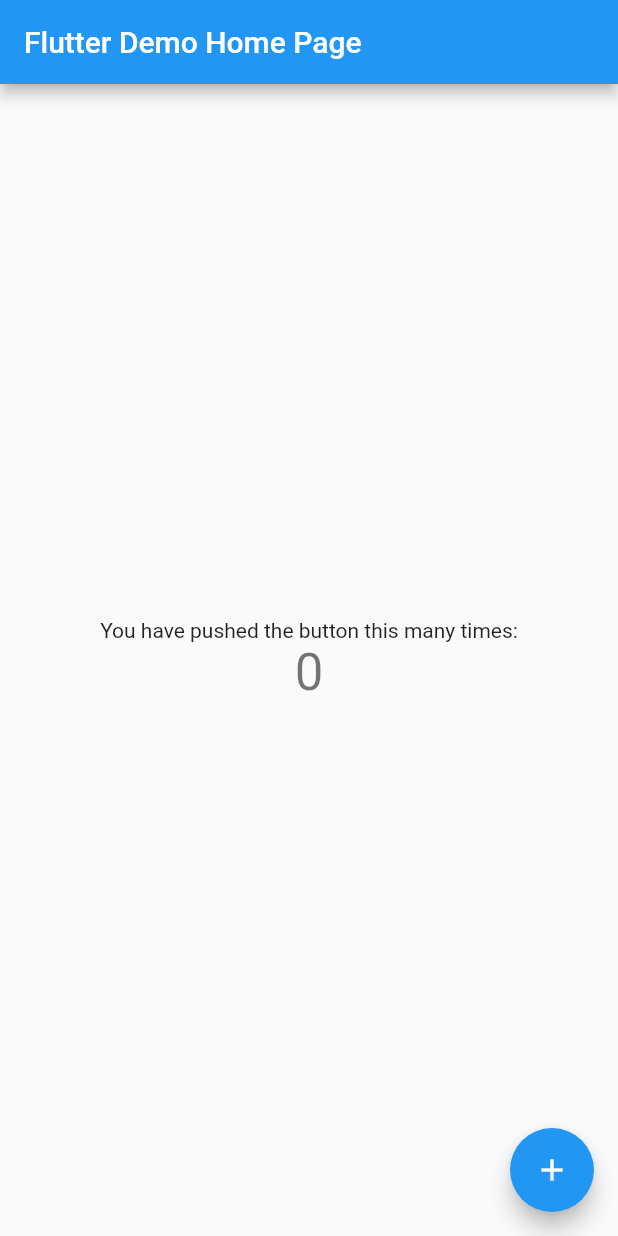
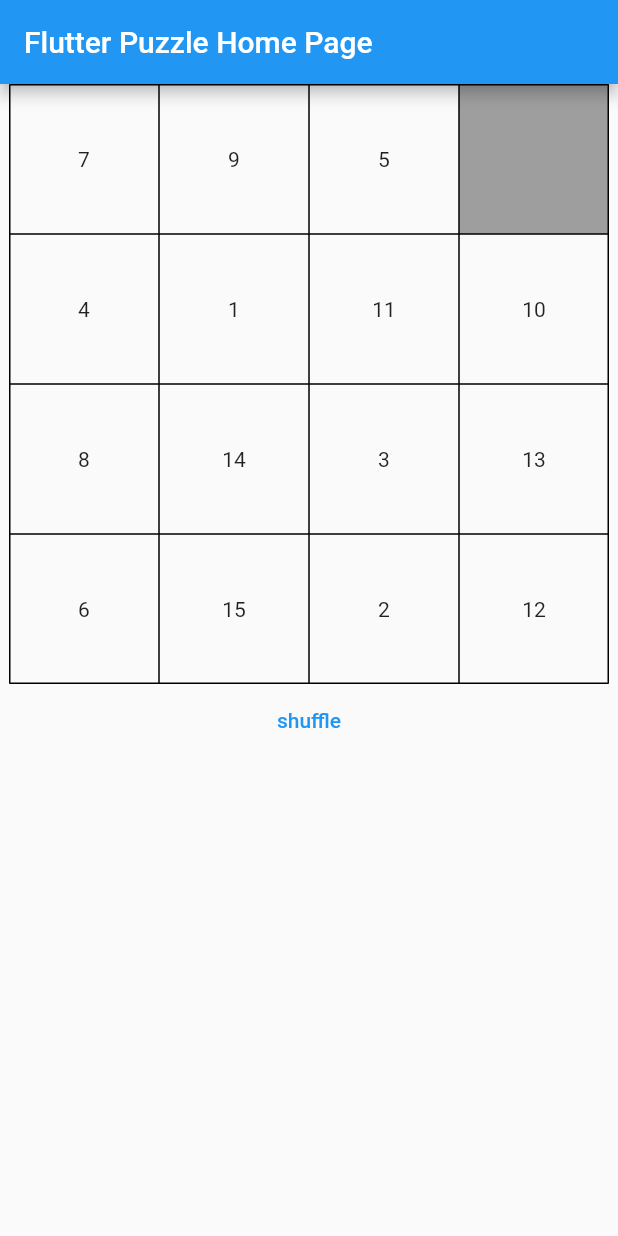
Before and after one commit to ecoto-freelancedev/flutter_puzzle, a Flutter app: the screen it shows after launch, on a phone screen of 412 x 824 dp. Run offline on Flutter 3.47's test engine with Material 2 defaults, Android fonts, the phone set to English and light mode, and no system bars.

Commit message:
puzzle board added

```diff
--- /dev/null
+++ b/lib/home_page.dart
@@ -0,0 +1,158 @@
+import 'dart:math';
+
+import 'package:flutter/material.dart';
+
+class FlutterPuzzleHomePage extends StatefulWidget {
+  const FlutterPuzzleHomePage({Key? key, required this.title})
+      : super(key: key);
+
+  final String title;
+
+  @override
+  State<FlutterPuzzleHomePage> createState() => _FlutterPuzzleHomePageState();
+}
+
+class _FlutterPuzzleHomePageState extends State<FlutterPuzzleHomePage> {
+  String acceptedData = '';
+  List<String> imgList = [
+    '',
+    '1',
+    '2',
+    '3',
+    '4',
+    '5',
+    '6',
+    '7',
+    '8',
+    '9',
+    '10',
+    '11',
+    '12',
+    '13',
+    '14',
+    '15',
+  ];
+
+  @override
+  void initState() {
+    shuffleList();
+    super.initState();
+  }
+
+  void shuffleList() {
+    //shuffles the elements of list randomly
+    setState(() {
+      imgList.shuffle();
+    });
+  }
+
+  String shuffleImage(int index) {
+    //TODO: DESCARGAR IMAGEN Y CORTARLA COMO ROMPECABEZAS
+    //TODO: AGREGAR IMAGENES AL PROYECTO
+    //TODO: CREAR LISTA CON IMAGENES ASSETS
+
+    //TODO: RETORNAR IMAGEN DE LISTA
+    return imgList.elementAt(index);
+  }
+
+  @override
+  Widget build(BuildContext context) {
+    return Scaffold(
+      appBar: AppBar(
+        title: Text(widget.title),
+      ),
+      body: Column(
+        children: [
+          board(),
+          TextButton(
+            onPressed: shuffleList,
+            child: const Text('shuffle'),
+          )
+        ],
+      ),
+    );
+  }
+
+  Widget board() {
+    return Center(
+      child: SizedBox(
+        height: 400,
+        width: 400,
+        child: Table(
+          border: TableBorder.all(),
+          children: [
+            TableRow(
+              children: [
+                piece(0),
+                piece(1),
+                piece(2),
+                piece(3),
+              ],
+            ),
+            TableRow(
+              children: [
+                piece(4),
+                piece(5),
+                piece(6),
+                piece(7),
+              ],
+            ),
+            TableRow(
+              children: [
+                piece(8),
+                piece(9),
+                piece(10),
+                piece(11),
+              ],
+            ),
+            TableRow(
+              children: [
+                piece(12),
+                piece(13),
+                piece(14),
+                piece(15),
+              ],
+            ),
+          ],
+        ),
+      ),
+    );
+  }
+
+  Widget piece(int imageIndex) {
+    if (shuffleImage(imageIndex) == '') {
+      return DragTarget(
+        builder: (BuildContext context, List<Object?> candidateData,
+            List<dynamic> rejectedData) {
+          return Container(
+            height: 100,
+            width: 100,
+            color: Colors.grey,
+            child: Text(acceptedData),
+          );
+        },
+        onAccept: (String data) {
+          setState(() {
+            acceptedData = data;
+          });
+        },
+      );
+    } else {
+      return Draggable(
+        data: shuffleImage(imageIndex),
+        child: Container(
+          height: 100,
+          width: 100,
+          alignment: Alignment.center,
+          child: Text(shuffleImage(imageIndex)),
+        ),
+        feedback: Container(
+          height: 100,
+          width: 100,
+          alignment: Alignment.center,
+          child: Text(shuffleImage(imageIndex)),
+        ),
+      );
+    }
+  }
+}
--- a/lib/main.dart
+++ b/lib/main.dart
@@ -1,4 +1,5 @@
 import 'package:flutter/material.dart';
+import 'package:flutter_puzzle/home_page.dart';
 
 void main() {
   runApp(const MyApp());
@@ -7,109 +8,14 @@ void main() {
 class MyApp extends StatelessWidget {
   const MyApp({Key? key}) : super(key: key);
 
-  // This widget is the root of your application.
   @override
   Widget build(BuildContext context) {
     return MaterialApp(
-      title: 'Flutter Demo',
+      title: 'Flutter Puzzle',
       theme: ThemeData(
-        // This is the theme of your application.
-        //
-        // Try running your application with "flutter run". You'll see the
-        // application has a blue toolbar. Then, without quitting the app, try
-        // changing the primarySwatch below to Colors.green and then invoke
-        // "hot reload" (press "r" in the console where you ran "flutter run",
-        // or simply save your changes to "hot reload" in a Flutter IDE).
-        // Notice that the counter didn't reset back to zero; the application
-        // is not restarted.
         primarySwatch: Colors.blue,
       ),
-      home: const MyHomePage(title: 'Flutter Demo Home Page'),
+      home: const FlutterPuzzleHomePage(title: 'Flutter Puzzle Home Page'),
     );
   }
 }
-
-class MyHomePage extends StatefulWidget {
-  const MyHomePage({Key? key, required this.title}) : super(key: key);
-
-  // This widget is the home page of your application. It is stateful, meaning
-  // that it has a State object (defined below) that contains fields that affect
-  // how it looks.
-
-  // This class is the configuration for the state. It holds the values (in this
-  // case the title) provided by the parent (in this case the App widget) and
-  // used by the build method of the State. Fields in a Widget subclass are
-  // always marked "final".
-
-  final String title;
-
-  @override
-  State<MyHomePage> createState() => _MyHomePageState();
-}
-
-class _MyHomePageState extends State<MyHomePage> {
-  int _counter = 0;
-
-  void _incrementCounter() {
-    setState(() {
-      // This call to setState tells the Flutter framework that something has
-      // changed in this State, which causes it to rerun the build method below
-      // so that the display can reflect the updated values. If we changed
-      // _counter without calling setState(), then the build method would not be
-      // called again, and so nothing would appear to happen.
-      _counter++;
-    });
-  }
-
-  @override
-  Widget build(BuildContext context) {
-    // This method is rerun every time setState is called, for instance as done
-    // by the _incrementCounter method above.
-    //
-    // The Flutter framework has been optimized to make rerunning build methods
-    // fast, so that you can just rebuild anything that needs updating rather
-    // than having to individually change instances of widgets.
-    return Scaffold(
-      appBar: AppBar(
-        // Here we take the value from the MyHomePage object that was created by
-        // the App.build method, and use it to set our appbar title.
-        title: Text(widget.title),
-      ),
-      body: Center(
-        // Center is a layout widget. It takes a single child and positions it
-        // in the middle of the parent.
-        child: Column(
-          // Column is also a layout widget. It takes a list of children and
-          // arranges them vertically. By default, it sizes itself to fit its
-          // children horizontally, and tries to be as tall as its parent.
-          //
-          // Invoke "debug painting" (press "p" in the console, choose the
-          // "Toggle Debug Paint" action from the Flutter Inspector in Android
-          // Studio, or the "Toggle Debug Paint" command in Visual Studio Code)
-          // to see the wireframe for each widget.
-          //
-          // Column has various properties to control how it sizes itself and
-          // how it positions its children. Here we use mainAxisAlignment to
-          // center the children vertically; the main axis here is the vertical
-          // axis because Columns are vertical (the cross axis would be
-          // horizontal).
-          mainAxisAlignment: MainAxisAlignment.center,
-          children: <Widget>[
-            const Text(
-              'You have pushed the button this many times:',
-            ),
-            Text(
-              '$_counter',
-              style: Theme.of(context).textTheme.headline4,
-            ),
-          ],
-        ),
-      ),
-      floatingActionButton: FloatingActionButton(
-        onPressed: _incrementCounter,
-        tooltip: 'Increment',
-        child: const Icon(Icons.add),
-      ), // This trailing comma makes auto-formatting nicer for build methods.
-    );
-  }
-}
```
Also changed, not shown: pubspec.lock.
